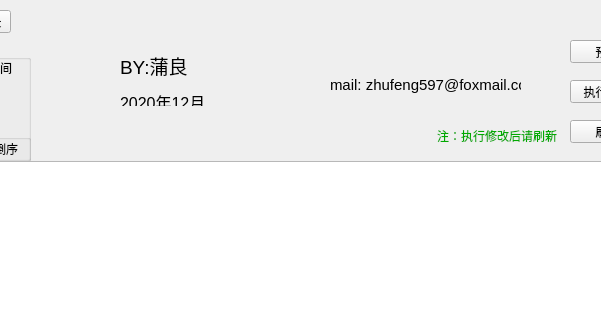
liangpu597/changefilename, file widget.ui: the form before one commit; both pictures show x 100 to 701 and y 0 to 320 of the 800 by 600 pixel window.
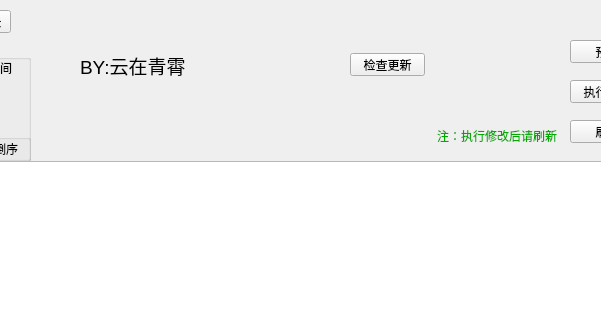
The form after the commit. The open tabs and pages were chosen to show the change. Icons and pictures are not drawn.

```diff
--- a/widget.ui
+++ b/widget.ui
@@ -618,27 +618,14 @@
     <widget class="QLabel" name="label_16">
      <property name="geometry">
       <rect>
-       <x>50</x>
+       <x>10</x>
        <y>0</y>
-       <width>71</width>
+       <width>111</width>
        <height>31</height>
       </rect>
      </property>
      <property name="text">
-      <string>&lt;html&gt;&lt;head/&gt;&lt;body&gt;&lt;p&gt;&lt;span style=&quot; font-size:14pt;&quot;&gt;BY:蒲良&lt;/span&gt;&lt;/p&gt;&lt;/body&gt;&lt;/html&gt;</string>
-     </property>
-    </widget>
-    <widget class="QLabel" name="label_17">
-     <property name="geometry">
-      <rect>
-       <x>50</x>
-       <y>40</y>
-       <width>91</width>
-       <height>16</height>
-      </rect>
-     </property>
-     <property name="text">
-      <string>&lt;html&gt;&lt;head/&gt;&lt;body&gt;&lt;p&gt;&lt;span style=&quot; font-size:12pt;&quot;&gt;2020年12月&lt;/span&gt;&lt;/p&gt;&lt;/body&gt;&lt;/html&gt;</string>
+      <string>&lt;html&gt;&lt;head/&gt;&lt;body&gt;&lt;p&gt;&lt;span style=&quot; font-size:14pt;&quot;&gt;BY:云在青霄&lt;/span&gt;&lt;/p&gt;&lt;/body&gt;&lt;/html&gt;</string>
      </property>
     </widget>
     <widget class="QLabel" name="label_4">
@@ -660,17 +647,17 @@
       <bool>true</bool>
      </property>
     </widget>
-    <widget class="QLabel" name="label_18">
+    <widget class="QPushButton" name="pushButton_2">
      <property name="geometry">
       <rect>
-       <x>260</x>
-       <y>20</y>
-       <width>191</width>
-       <height>31</height>
+       <x>280</x>
+       <y>3</y>
+       <width>75</width>
+       <height>23</height>
       </rect>
      </property>
      <property name="text">
-      <string>&lt;html&gt;&lt;head/&gt;&lt;body&gt;&lt;p&gt;&lt;span style=&quot; font-size:11pt;&quot;&gt;mail: zhufeng597@foxmail.com&lt;/span&gt;&lt;/p&gt;&lt;/body&gt;&lt;/html&gt;</string>
+      <string>检查更新</string>
      </property>
     </widget>
    </widget>
```
Left out of the diff: 4 changed lines with no effect on the pictures.
